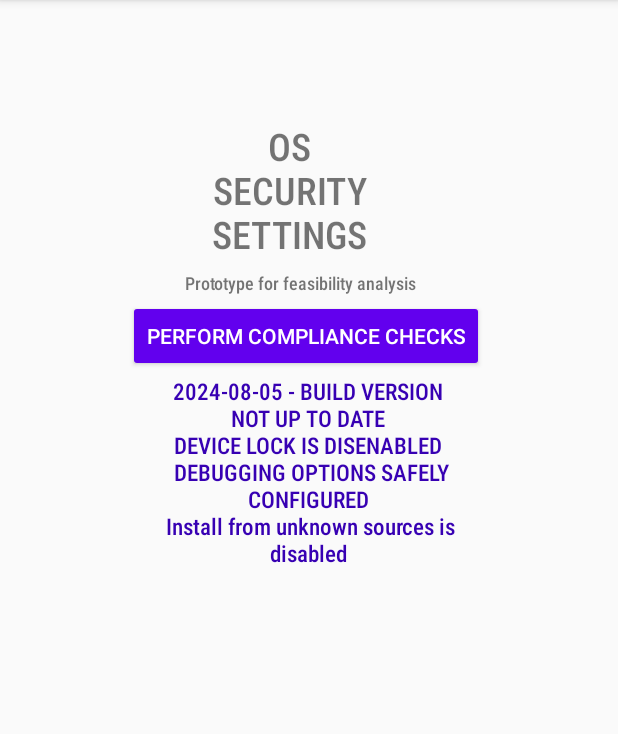
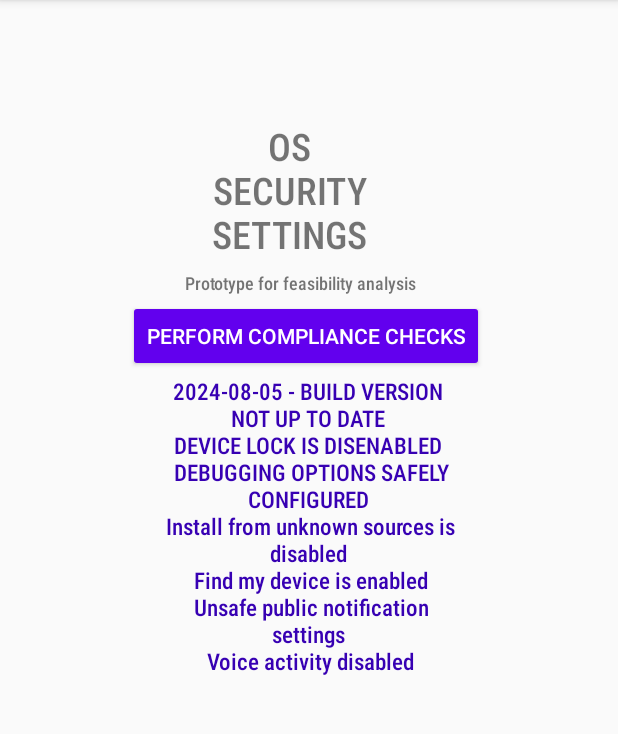
Before and after one commit to SanyaKapoor/Android-CIS-Benchmarking, an Android app: the screen it shows after launch (MainActivity), after a tap on "PERFORM COMPLIANCE CHECKS", on a phone screen of 412 x 824 dp, the part 84-818 px from its top. Run offline under Robolectric (Android 15) with nearby library versions, the phone set to English and light mode, and no system bars; 2 statements that could not run were skipped.

Commit message:
audio activity, GPS and notifications

```diff
--- a/app/src/main/java/com/example/oscarq/MainActivity.kt
+++ b/app/src/main/java/com/example/oscarq/MainActivity.kt
@@ -1,13 +1,17 @@
 package com.example.oscarq
+
 import android.app.KeyguardManager
 import android.content.Context
+import android.location.LocationManager
 import android.net.ConnectivityManager
 import android.os.Build
 import android.os.Bundle
 import android.provider.Settings
+import android.view.accessibility.AccessibilityManager
 import android.widget.Button
 import android.widget.TextView
 import androidx.appcompat.app.AppCompatActivity
+import androidx.core.app.NotificationCompat
 
 
 class MainActivity : AppCompatActivity() {
@@ -110,6 +114,46 @@ class MainActivity : AppCompatActivity() {
                 textView.text = textView.text as String + "\n " +"Disable install from unknown sources"
             }
 
+
+            //Ensure 'Find My Device' is set to 'Enabled' (Not Scored)
+            val locationManager =
+                getSystemService(Context.LOCATION_SERVICE) as LocationManager
+
+            if (locationManager.isProviderEnabled(LocationManager.GPS_PROVIDER)) {
+                textView.text = textView.text as String + "\n " +"Find my device is enabled"
+            } else {
+                textView.text = textView.text as String + "\n " +"Find my device is not enabled"
+
+            }
+
+            //Ensure 'Lock screen' is set to 'Don't show notifications at all'
+            //(Not Scored)
+            val builder =
+                NotificationCompat.Builder(applicationContext)
+            try{
+            builder.setVisibility(NotificationCompat.VISIBILITY_PUBLIC)
+                textView.text = textView.text as String + "\n " +"Unsafe public notification settings"
+            }
+            catch(e: Exception){
+                textView.text = textView.text as kotlin.String + "\n " +"Safe Public notification settings"
+            }
+
+
+
+            //Ensure 'Voice & Audio Activity' is set to 'Disabled' (Not Scored)
+            val am =
+                getSystemService(Context.ACCESSIBILITY_SERVICE) as AccessibilityManager
+            val isAccessibilityEnabled = am.isEnabled
+            //val isExploreByTouchEnabled = am.isTouchExplorationEnabled
+            if(isAccessibilityEnabled){
+                textView.text = textView.text as String + "\n " +"Disable voice activity"
+            }
+            else{
+                textView.text = textView.text as kotlin.String + "\n " +"Voice activity disabled"
+
+            }
+
+
         }
 
 
```
